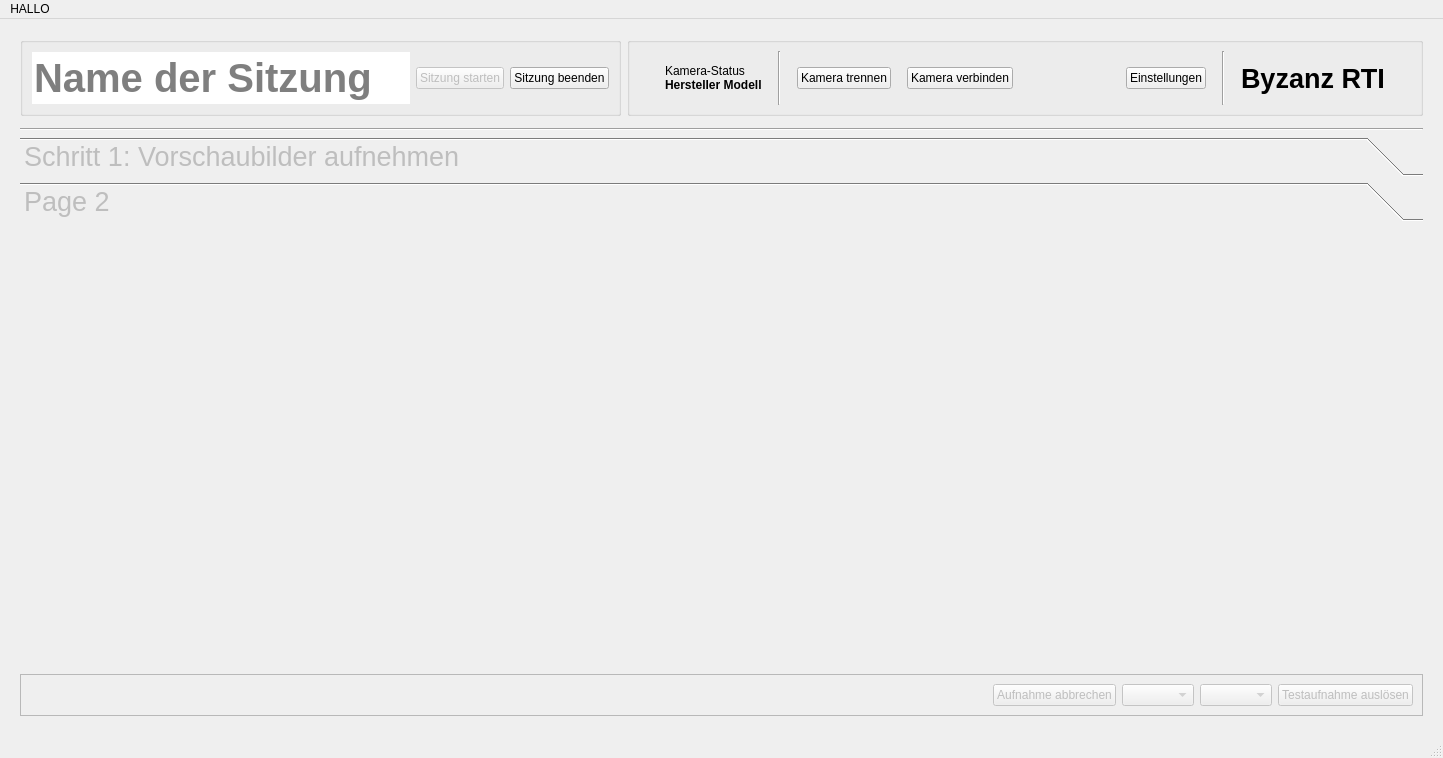
Qt form ui/main_window.ui (cceh/byzanz-capture) before a commit.
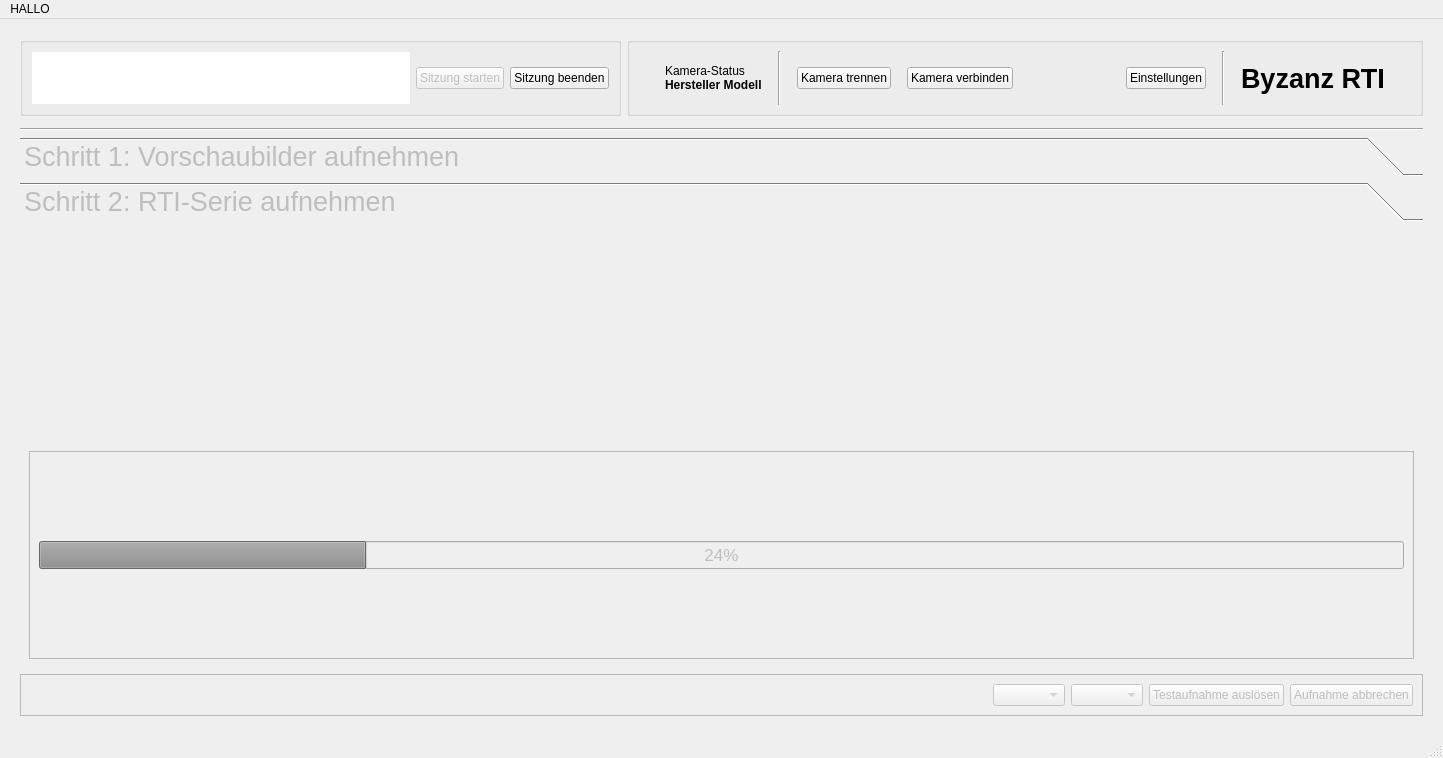
The same form after that commit. The open tabs and pages were chosen to show the change. Icons and pictures are not drawn. Custom widgets are drawn as their Qt base class.

```diff
--- a/ui/main_window.ui
+++ b/ui/main_window.ui
@@ -52,6 +52,97 @@
              <verstretch>0</verstretch>
             </sizepolicy>
            </property>
+           <property name="palette">
+            <palette>
+             <active>
+              <colorrole role="BrightText">
+               <brush brushstyle="SolidPattern">
+                <color alpha="255">
+                 <red>71</red>
+                 <green>22</green>
+                 <blue>18</blue>
+                </color>
+               </brush>
+              </colorrole>
+              <colorrole role="AlternateBase">
+               <brush brushstyle="SolidPattern">
+                <color alpha="255">
+                 <red>168</red>
+                 <green>22</green>
+                 <blue>3</blue>
+                </color>
+               </brush>
+              </colorrole>
+              <colorrole role="PlaceholderText">
+               <brush brushstyle="SolidPattern">
+                <color alpha="64">
+                 <red>255</red>
+                 <green>16</green>
+                 <blue>0</blue>
+                </color>
+               </brush>
+              </colorrole>
+             </active>
+             <inactive>
+              <colorrole role="BrightText">
+               <brush brushstyle="SolidPattern">
+                <color alpha="255">
+                 <red>55</red>
+                 <green>55</green>
+                 <blue>55</blue>
+                </color>
+               </brush>
+              </colorrole>
+              <colorrole role="AlternateBase">
+               <brush brushstyle="SolidPattern">
+                <color alpha="255">
+                 <red>152</red>
+                 <green>152</green>
+                 <blue>152</blue>
+                </color>
+               </brush>
+              </colorrole>
+              <colorrole role="PlaceholderText">
+               <brush brushstyle="SolidPattern">
+                <color alpha="63">
+                 <red>255</red>
+                 <green>255</green>
+                 <blue>255</blue>
+                </color>
+               </brush>
+              </colorrole>
+             </inactive>
+             <disabled>
+              <colorrole role="BrightText">
+               <brush brushstyle="SolidPattern">
+                <color alpha="255">
+                 <red>71</red>
+                 <green>22</green>
+                 <blue>18</blue>
+                </color>
+               </brush>
+              </colorrole>
+              <colorrole role="AlternateBase">
+               <brush brushstyle="SolidPattern">
+                <color alpha="255">
+                 <red>152</red>
+                 <green>152</green>
+                 <blue>152</blue>
+                </color>
+               </brush>
+              </colorrole>
+              <colorrole role="PlaceholderText">
+               <brush brushstyle="SolidPattern">
+                <color alpha="63">
+                 <red>255</red>
+                 <green>255</green>
+                 <blue>255</blue>
+                </color>
+               </brush>
+              </colorrole>
+             </disabled>
+            </palette>
+           </property>
            <property name="font">
             <font>
              <pointsize>30</pointsize>
@@ -371,24 +462,62 @@
          <x>0</x>
          <y>0</y>
          <width>1403</width>
-         <height>415</height>
+         <height>390</height>
         </rect>
        </property>
        <property name="font">
         <font>
-         <pointsize>20</pointsize>
-         <bold>true</bold>
+         <pointsize>13</pointsize>
+         <bold>false</bold>
         </font>
        </property>
        <property name="cursor">
         <cursorShape>ArrowCursor</cursorShape>
        </property>
        <attribute name="label">
-        <string>Page 2</string>
+        <string>Schritt 2: RTI-Serie aufnehmen</string>
        </attribute>
-       <layout class="QHBoxLayout" name="horizontalLayout_3">
+       <layout class="QVBoxLayout" name="verticalLayout">
         <item>
-         <widget class="PhotoBrowser" name="rtiImageBrowser" native="true"/>
+         <widget class="PhotoBrowser" name="rtiImageBrowser" native="true">
+          <property name="font">
+           <font>
+            <pointsize>13</pointsize>
+            <bold>false</bold>
+           </font>
+          </property>
+         </widget>
+        </item>
+        <item>
+         <widget class="QFrame" name="frame">
+          <property name="font">
+           <font>
+            <pointsize>13</pointsize>
+            <bold>false</bold>
+           </font>
+          </property>
+          <property name="frameShape">
+           <enum>QFrame::StyledPanel</enum>
+          </property>
+          <property name="frameShadow">
+           <enum>QFrame::Raised</enum>
+          </property>
+          <layout class="QHBoxLayout" name="horizontalLayout_3">
+           <item>
+            <widget class="QProgressBar" name="captureProgressBar">
+             <property name="font">
+              <font>
+               <pointsize>13</pointsize>
+               <bold>false</bold>
+              </font>
+             </property>
+             <property name="value">
+              <number>24</number>
+             </property>
+            </widget>
+           </item>
+          </layout>
+         </widget>
         </item>
        </layout>
       </widget>
@@ -425,13 +554,6 @@
          </property>
         </spacer>
        </item>
-       <item>
-        <widget class="QPushButton" name="cancelCaptureButton">
-         <property name="text">
-          <string>Aufnahme abbrechen</string>
-         </property>
-        </widget>
-       </item>
        <item>
         <widget class="QComboBox" name="shutterSpeedSelect">
          <property name="maxVisibleItems">
@@ -456,6 +578,13 @@
          </property>
         </widget>
        </item>
+       <item>
+        <widget class="QPushButton" name="cancelCaptureButton">
+         <property name="text">
+          <string>Aufnahme abbrechen</string>
+         </property>
+        </widget>
+       </item>
       </layout>
      </widget>
     </item>
```
Left out of the diff: 51 changed lines with no effect on the pictures.
